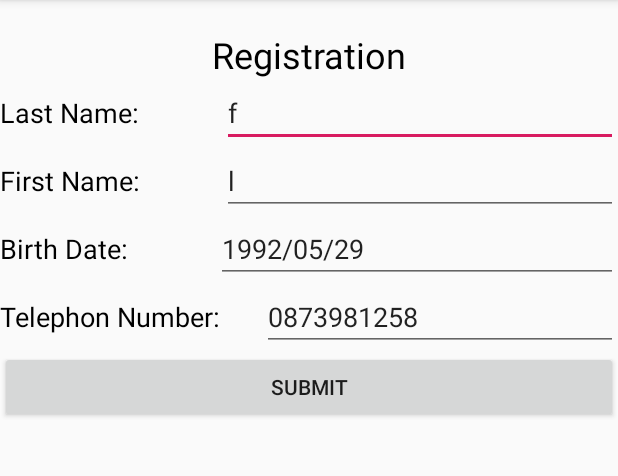
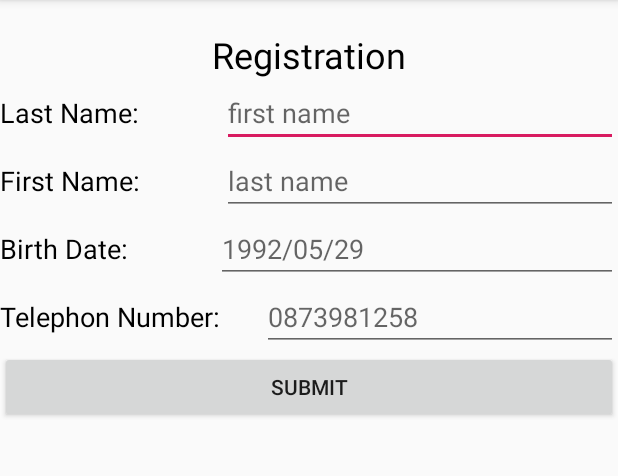
Before and after one commit to fafaform/resume_app, an Android app: the RegisterActivity screen opened directly, with no data from a screen before it, on a phone screen of 412 x 824 dp, the part 84-560 px from its top. Run offline under Robolectric (Android 15) with nearby library versions, the light colour scheme and no system bars.

Commit message:
Add commend

```diff
--- a/app/src/main/res/layout/activity_register.xml
+++ b/app/src/main/res/layout/activity_register.xml
@@ -46,8 +46,7 @@
                 android:layout_weight="1"
                 android:ems="10"
                 android:hint="first name"
-                android:inputType="textPersonName"
-                android:text="f" />
+                android:inputType="textPersonName" />
         </LinearLayout>
 
         <LinearLayout
@@ -72,8 +71,7 @@
                 android:layout_weight="1"
                 android:ems="10"
                 android:hint="last name"
-                android:inputType="textPersonName"
-                android:text="l" />
+                android:inputType="textPersonName" />
         </LinearLayout>
 
         <LinearLayout
@@ -98,8 +96,7 @@
                 android:layout_weight="1"
                 android:ems="10"
                 android:hint="1992/05/29"
-                android:inputType="date"
-                android:text="1992/05/29" />
+                android:inputType="date" />
         </LinearLayout>
 
         <LinearLayout
@@ -124,8 +121,7 @@
                 android:layout_weight="1"
                 android:ems="10"
                 android:hint="0873981258"
-                android:inputType="phone"
-                android:text="0873981258" />
+                android:inputType="phone" />
 
         </LinearLayout>
 
--- a/build.gradle
+++ b/build.gradle
@@ -7,7 +7,7 @@ buildscript {
 
     }
     dependencies {
-        classpath 'com.android.tools.build:gradle:3.4.1'
+        classpath 'com.android.tools.build:gradle:3.4.2'
 
         // NOTE: Do not place your application dependencies here; they belong
         // in the individual module build.gradle files
```
Also changed, not shown: app/src/main/java/com/example/testing/DetailViewActivity.java (+5 -5 lines), app/src/main/java/com/example/testing/MainActivity.java (+6 -6 lines), app/src/main/java/com/example/testing/RegisterActivity.java (+23 -5 lines), app/src/main/java/com/example/testing/ViewResumeActivity.java (+27 -27 lines).
